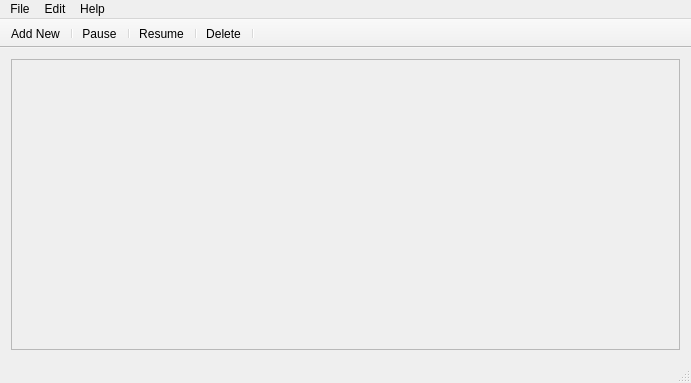
Old version of the form src/mainwindow.ui in the repository manox14/qtaria.
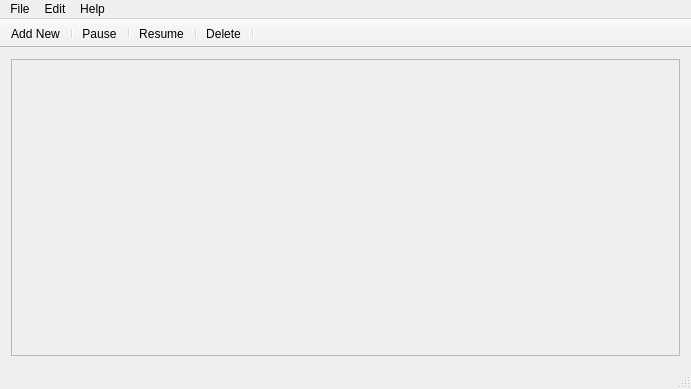
New version of the form. Icons and pictures are not drawn.

The edit to the form file:
```diff
--- a/src/mainwindow.ui
+++ b/src/mainwindow.ui
@@ -7,7 +7,7 @@
     <x>0</x>
     <y>0</y>
     <width>691</width>
-    <height>383</height>
+    <height>389</height>
    </rect>
   </property>
   <property name="windowTitle">
@@ -33,7 +33,7 @@
          <x>0</x>
          <y>0</y>
          <width>671</width>
-         <height>276</height>
+         <height>289</height>
         </rect>
        </property>
        <layout class="QHBoxLayout" name="horizontalLayout"/>
```
Left out of the diff: 2 changed lines with no effect on the pictures.
